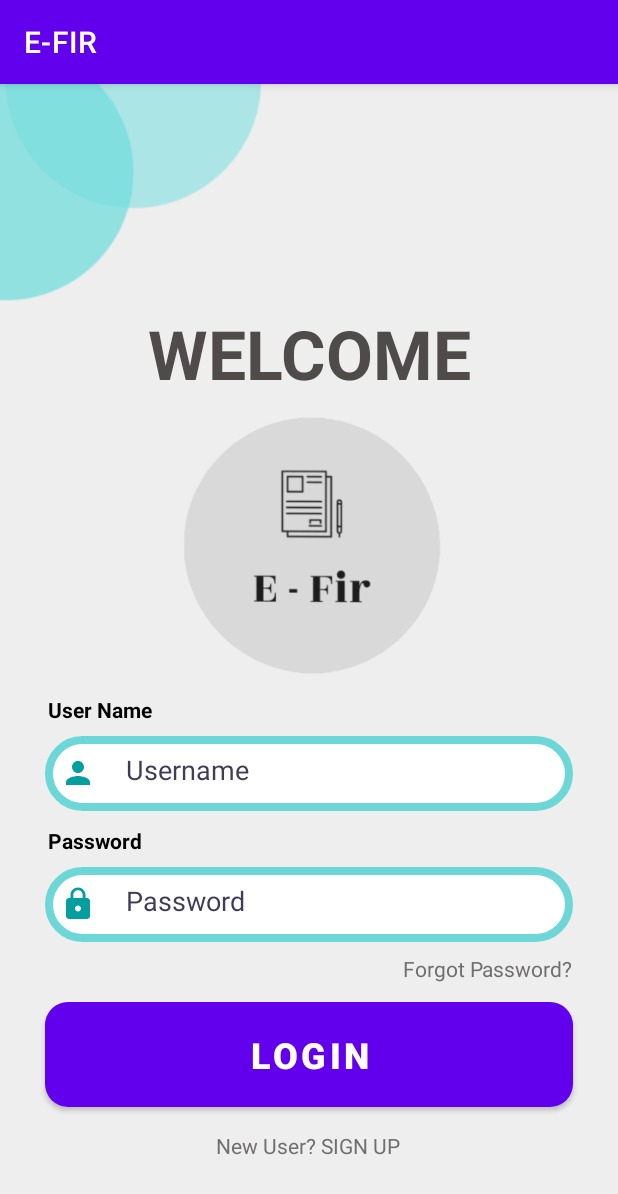
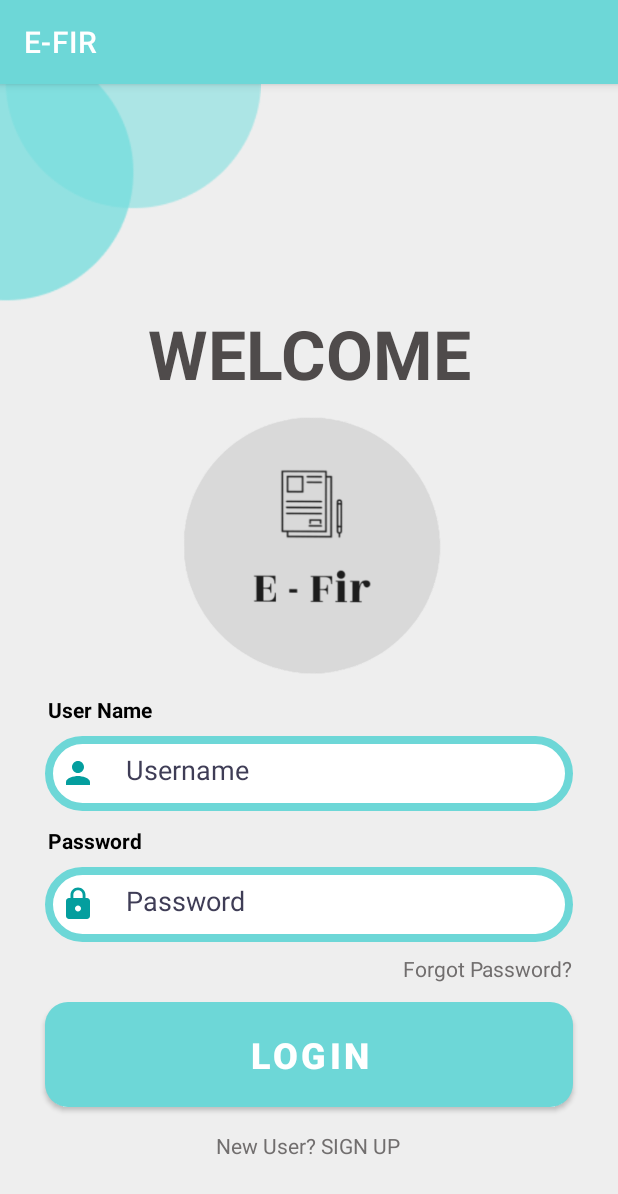
Before and after one commit to viren06/E-FIR, an Android app: the screen it shows after launch (Superadmin_login), on a phone screen of 412 x 824 dp. Shown: the top 1194 px of the screen. Run offline under Robolectric (Android 15) with nearby library versions, the phone set to English and light mode, and no system bars; our stand-ins replace Firebase (no records; nobody signed in at launch, a user with empty details on screens opened directly); Roboto replaces fonts that are not available here.

```diff
--- a/app/src/main/res/values/themes.xml
+++ b/app/src/main/res/values/themes.xml
@@ -2,8 +2,8 @@
     <!-- Base application theme. -->
     <style name="Theme.EFIR" parent="Theme.MaterialComponents.Light.DarkActionBar">
         <!-- Primary brand color. -->
-        <item name="colorPrimary">@color/purple_500</item>
-        <item name="colorPrimaryVariant">@color/purple_700</item>
+        <item name="colorPrimary">#6dd7d7</item>
+        <item name="colorPrimaryVariant">#6dd7d7</item>
         <item name="colorOnPrimary">@color/white</item>
         <!-- Secondary brand color. -->
         <item name="colorSecondary">@color/teal_200</item>
```
